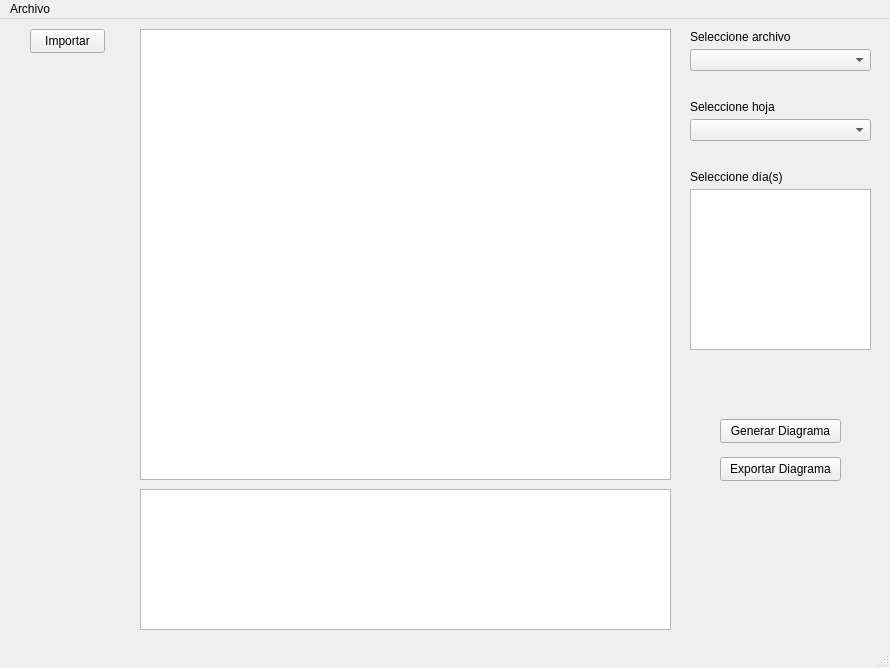
Old version of the form ppcc/mainwindow.ui in the repository ErnestoVivas/Multiconsult-ppcc.
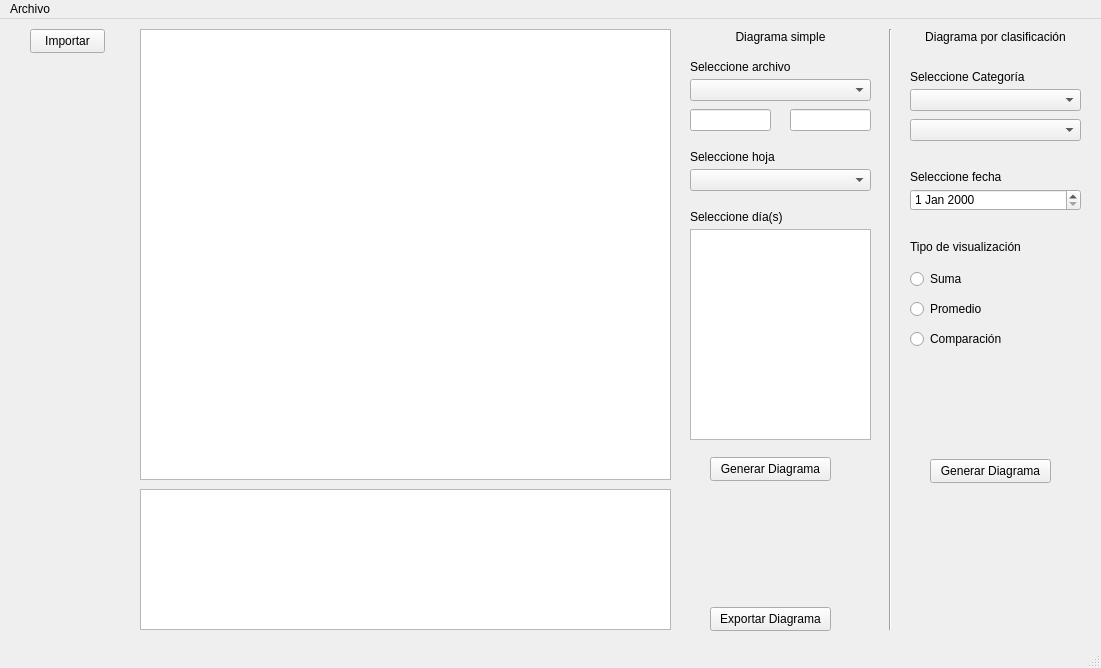
New version of the form. Custom widgets are drawn as their Qt base class.

Commit message: Implemented find lineSeries by flags

What changed in the file:
```diff
--- a/ppcc/mainwindow.ui
+++ b/ppcc/mainwindow.ui
@@ -6,7 +6,7 @@
    <rect>
     <x>0</x>
     <y>0</y>
-    <width>890</width>
+    <width>1101</width>
     <height>668</height>
    </rect>
   </property>
@@ -17,8 +17,8 @@
    <widget class="QPushButton" name="buttonGenerateDiagram">
     <property name="geometry">
      <rect>
-      <x>720</x>
-      <y>400</y>
+      <x>710</x>
+      <y>438</y>
       <width>121</width>
       <height>24</height>
      </rect>
@@ -50,8 +50,8 @@
    <widget class="QPushButton" name="buttonExportDiagram">
     <property name="geometry">
      <rect>
-      <x>720</x>
-      <y>438</y>
+      <x>710</x>
+      <y>588</y>
       <width>121</width>
       <height>24</height>
      </rect>
@@ -77,7 +77,7 @@
     <property name="geometry">
      <rect>
       <x>690</x>
-      <y>30</y>
+      <y>60</y>
       <width>181</width>
       <height>22</height>
      </rect>
@@ -87,9 +87,9 @@
     <property name="geometry">
      <rect>
       <x>690</x>
-      <y>170</y>
+      <y>210</y>
       <width>181</width>
-      <height>161</height>
+      <height>211</height>
      </rect>
     </property>
    </widget>
@@ -97,7 +97,7 @@
     <property name="geometry">
      <rect>
       <x>690</x>
-      <y>100</y>
+      <y>150</y>
       <width>181</width>
       <height>22</height>
      </rect>
@@ -107,7 +107,7 @@
     <property name="geometry">
      <rect>
       <x>690</x>
-      <y>10</y>
+      <y>40</y>
       <width>181</width>
       <height>16</height>
      </rect>
@@ -120,7 +120,7 @@
     <property name="geometry">
      <rect>
       <x>690</x>
-      <y>80</y>
+      <y>130</y>
       <width>181</width>
       <height>16</height>
      </rect>
@@ -133,7 +133,7 @@
     <property name="geometry">
      <rect>
       <x>690</x>
-      <y>150</y>
+      <y>190</y>
       <width>181</width>
       <height>16</height>
      </rect>
@@ -142,13 +142,202 @@
      <string>Seleccione día(s)</string>
     </property>
    </widget>
+   <widget class="Line" name="line">
+    <property name="geometry">
+     <rect>
+      <x>880</x>
+      <y>10</y>
+      <width>21</width>
+      <height>601</height>
+     </rect>
+    </property>
+    <property name="orientation">
+     <enum>Qt::Vertical</enum>
+    </property>
+   </widget>
+   <widget class="QLabel" name="label_4">
+    <property name="geometry">
+     <rect>
+      <x>690</x>
+      <y>10</y>
+      <width>181</width>
+      <height>16</height>
+     </rect>
+    </property>
+    <property name="layoutDirection">
+     <enum>Qt::LeftToRight</enum>
+    </property>
+    <property name="text">
+     <string>Diagrama simple</string>
+    </property>
+    <property name="alignment">
+     <set>Qt::AlignCenter</set>
+    </property>
+   </widget>
+   <widget class="QLabel" name="label_5">
+    <property name="geometry">
+     <rect>
+      <x>910</x>
+      <y>10</y>
+      <width>171</width>
+      <height>16</height>
+     </rect>
+    </property>
+    <property name="text">
+     <string>Diagrama por clasificación</string>
+    </property>
+    <property name="alignment">
+     <set>Qt::AlignCenter</set>
+    </property>
+   </widget>
+   <widget class="QLabel" name="label_6">
+    <property name="geometry">
+     <rect>
+      <x>910</x>
+      <y>50</y>
+      <width>181</width>
+      <height>16</height>
+     </rect>
+    </property>
+    <property name="text">
+     <string>Seleccione Categoría</string>
+    </property>
+   </widget>
+   <widget class="QComboBox" name="comboBoxSelectSector">
+    <property name="geometry">
+     <rect>
+      <x>910</x>
+      <y>70</y>
+      <width>171</width>
+      <height>22</height>
+     </rect>
+    </property>
+   </widget>
+   <widget class="QComboBox" name="comboBoxSelectSubCategory">
+    <property name="geometry">
+     <rect>
+      <x>910</x>
+      <y>100</y>
+      <width>171</width>
+      <height>22</height>
+     </rect>
+    </property>
+   </widget>
+   <widget class="QDateEdit" name="dateEditSelectDate">
+    <property name="geometry">
+     <rect>
+      <x>910</x>
+      <y>170</y>
+      <width>171</width>
+      <height>22</height>
+     </rect>
+    </property>
+   </widget>
+   <widget class="QLabel" name="label_7">
+    <property name="geometry">
+     <rect>
+      <x>910</x>
+      <y>150</y>
+      <width>131</width>
+      <height>16</height>
+     </rect>
+    </property>
+    <property name="text">
+     <string>Seleccione fecha</string>
+    </property>
+   </widget>
+   <widget class="QLabel" name="label_8">
+    <property name="geometry">
+     <rect>
+      <x>910</x>
+      <y>220</y>
+      <width>171</width>
+      <height>16</height>
+     </rect>
+    </property>
+    <property name="text">
+     <string>Tipo de visualización</string>
+    </property>
+   </widget>
+   <widget class="QRadioButton" name="radioButtonSum">
+    <property name="geometry">
+     <rect>
+      <x>910</x>
+      <y>250</y>
+      <width>171</width>
+      <height>20</height>
+     </rect>
+    </property>
+    <property name="text">
+     <string>Suma</string>
+    </property>
+   </widget>
+   <widget class="QRadioButton" name="radioButtonAverage">
+    <property name="geometry">
+     <rect>
+      <x>910</x>
+      <y>280</y>
+      <width>171</width>
+      <height>20</height>
+     </rect>
+    </property>
+    <property name="text">
+     <string>Promedio</string>
+    </property>
+   </widget>
+   <widget class="QRadioButton" name="radioButtonCompare">
+    <property name="geometry">
+     <rect>
+      <x>910</x>
+      <y>310</y>
+      <width>171</width>
+      <height>20</height>
+     </rect>
+    </property>
+    <property name="text">
+     <string>Comparación</string>
+    </property>
+   </widget>
+   <widget class="QPushButton" name="buttonGenerateClassifiedDiagram">
+    <property name="geometry">
+     <rect>
+      <x>930</x>
+      <y>440</y>
+      <width>121</width>
+      <height>24</height>
+     </rect>
+    </property>
+    <property name="text">
+     <string>Generar Diagrama</string>
+    </property>
+   </widget>
+   <widget class="QLineEdit" name="lineEditSector">
+    <property name="geometry">
+     <rect>
+      <x>690</x>
+      <y>90</y>
+      <width>81</width>
+      <height>22</height>
+     </rect>
+    </property>
+   </widget>
+   <widget class="QLineEdit" name="lineEditSubCat">
+    <property name="geometry">
+     <rect>
+      <x>790</x>
+      <y>90</y>
+      <width>81</width>
+      <height>22</height>
+     </rect>
+    </property>
+   </widget>
   </widget>
   <widget class="QMenuBar" name="menubar">
    <property name="geometry">
     <rect>
      <x>0</x>
      <y>0</y>
-     <width>890</width>
+     <width>1101</width>
      <height>22</height>
     </rect>
    </property>
```
Left out of the diff: 2 changed lines with no effect on the pictures. The commit also changes 8 other files.
